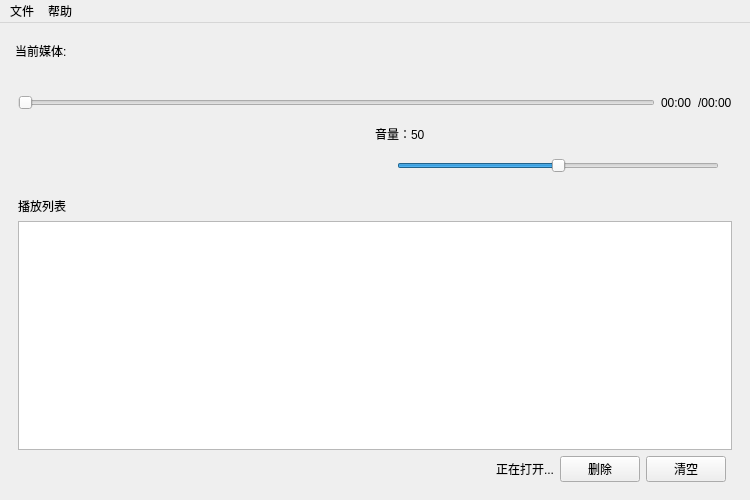
First picture: the form in src/playerwindow.ui, repository Remaker01/TinyPlayer, before the edit.
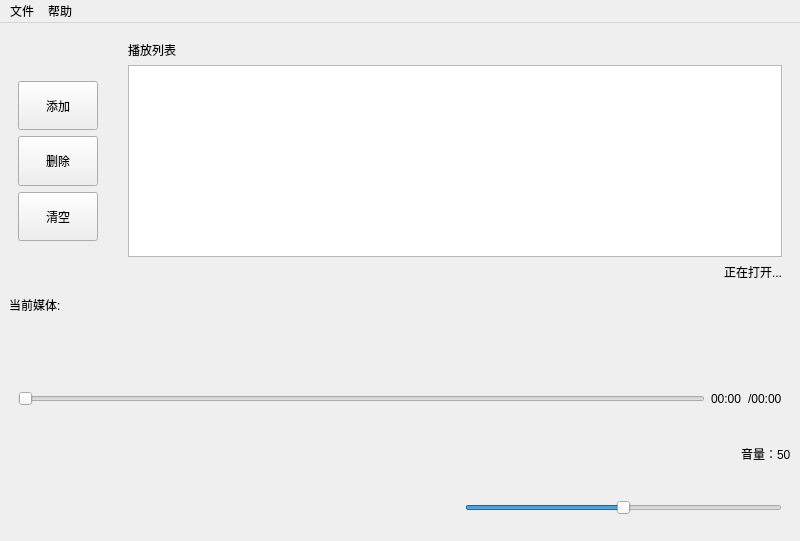
Second picture: the form after the edit. Icons and pictures are not drawn. Custom widgets are drawn as their Qt base class.

What changed in the file:
```diff
--- a/src/playerwindow.ui
+++ b/src/playerwindow.ui
@@ -6,20 +6,20 @@
    <rect>
     <x>0</x>
     <y>0</y>
-    <width>750</width>
-    <height>500</height>
+    <width>800</width>
+    <height>541</height>
    </rect>
   </property>
   <property name="sizePolicy">
-   <sizepolicy hsizetype="Fixed" vsizetype="Fixed">
+   <sizepolicy hsizetype="Fixed" vsizetype="Preferred">
     <horstretch>0</horstretch>
     <verstretch>0</verstretch>
    </sizepolicy>
   </property>
   <property name="minimumSize">
    <size>
-    <width>750</width>
-    <height>500</height>
+    <width>800</width>
+    <height>533</height>
    </size>
   </property>
   <property name="maximumSize">
@@ -39,31 +39,151 @@
     </sizepolicy>
    </property>
    <layout class="QGridLayout" name="gridLayout_2">
-    <item row="2" column="1" colspan="2">
-     <widget class="QLabel" name="mediaLabel">
-      <property name="frameShadow">
-       <enum>QFrame::Plain</enum>
-      </property>
-      <property name="lineWidth">
-       <number>0</number>
-      </property>
-      <property name="text">
-       <string/>
-      </property>
+    <item row="3" column="0">
+     <widget class="QWidget" name="leftWidget" native="true">
+      <layout class="QVBoxLayout" name="verticalLayout">
+       <item>
+        <spacer name="verticalSpacer_2">
+         <property name="sizeType">
+          <enum>QSizePolicy::Fixed</enum>
+         </property>
+         <property name="sizeHint" stdset="0">
+          <size>
+           <width>20</width>
+           <height>40</height>
+          </size>
+         </property>
+        </spacer>
+       </item>
+       <item>
+        <widget class="QPushButton" name="addButton">
+         <property name="sizePolicy">
+          <sizepolicy hsizetype="Fixed" vsizetype="Preferred">
+           <horstretch>0</horstretch>
+           <verstretch>0</verstretch>
+          </sizepolicy>
+         </property>
+         <property name="text">
+          <string>添加</string>
+         </property>
+         <property name="icon">
+          <iconset resource="../resource.qrc">
+           <normaloff>:/Icons/images/open.png</normaloff>:/Icons/images/open.png</iconset>
+         </property>
+        </widget>
+       </item>
+       <item>
+        <widget class="QPushButton" name="delButton">
+         <property name="sizePolicy">
+          <sizepolicy hsizetype="Fixed" vsizetype="Preferred">
+           <horstretch>0</horstretch>
+           <verstretch>0</verstretch>
+          </sizepolicy>
+         </property>
+         <property name="text">
+          <string>删除</string>
+         </property>
+         <property name="icon">
+          <iconset resource="../resource.qrc">
+           <normaloff>:/Icons/images/delete.png</normaloff>:/Icons/images/delete.png</iconset>
+         </property>
+         <property name="shortcut">
+          <string>Ctrl+D</string>
+         </property>
+        </widget>
+       </item>
+       <item>
+        <widget class="QPushButton" name="clearButton">
+         <property name="sizePolicy">
+          <sizepolicy hsizetype="Fixed" vsizetype="Preferred">
+           <horstretch>0</horstretch>
+           <verstretch>0</verstretch>
+          </sizepolicy>
+         </property>
+         <property name="text">
+          <string>清空</string>
+         </property>
+        </widget>
+       </item>
+       <item>
+        <spacer name="verticalSpacer">
+         <property name="sizeType">
+          <enum>QSizePolicy::Fixed</enum>
+         </property>
+         <property name="sizeHint" stdset="0">
+          <size>
+           <width>20</width>
+           <height>40</height>
+          </size>
+         </property>
+        </spacer>
+       </item>
+      </layout>
      </widget>
     </item>
-    <item row="5" column="2">
-     <widget class="QLabel" name="volLabel">
-      <property name="text">
-       <string>音量：50</string>
+    <item row="3" column="2" colspan="3">
+     <widget class="QWidget" name="rightWidget" native="true">
+      <property name="sizePolicy">
+       <sizepolicy hsizetype="Preferred" vsizetype="Preferred">
+        <horstretch>0</horstretch>
+        <verstretch>0</verstretch>
+       </sizepolicy>
       </property>
+      <layout class="QGridLayout" name="gridLayout">
+       <item row="2" column="0" colspan="2">
+        <widget class="PlayListView" name="listView">
+         <property name="sizePolicy">
+          <sizepolicy hsizetype="Preferred" vsizetype="Preferred">
+           <horstretch>0</horstretch>
+           <verstretch>0</verstretch>
+          </sizepolicy>
+         </property>
+        </widget>
+       </item>
+       <item row="1" column="0">
+        <widget class="QLabel" name="listLabel">
+         <property name="text">
+          <string>播放列表</string>
+         </property>
+        </widget>
+       </item>
+       <item row="3" column="1">
+        <widget class="QLabel" name="waitingLabel">
+         <property name="text">
+          <string>正在打开...</string>
+         </property>
+         <property name="alignment">
+          <set>Qt::AlignRight|Qt::AlignTrailing|Qt::AlignVCenter</set>
+         </property>
+        </widget>
+       </item>
+      </layout>
      </widget>
     </item>
-    <item row="6" column="2">
-     <widget class="QWidget" name="middleWidget" native="true">
+    <item row="11" column="3" colspan="2">
+     <widget class="QWidget" name="buttomWidget2" native="true">
       <layout class="QHBoxLayout" name="horizontalLayout">
+       <item>
+        <spacer name="horizontalSpacer_2">
+         <property name="orientation">
+          <enum>Qt::Horizontal</enum>
+         </property>
+         <property name="sizeHint" stdset="0">
+          <size>
+           <width>250</width>
+           <height>20</height>
+          </size>
+         </property>
+        </spacer>
+       </item>
        <item>
         <widget class="PlayerButton" name="volumeButton">
+         <property name="sizePolicy">
+          <sizepolicy hsizetype="Preferred" vsizetype="Fixed">
+           <horstretch>0</horstretch>
+           <verstretch>0</verstretch>
+          </sizepolicy>
+         </property>
          <property name="text">
           <string/>
          </property>
@@ -88,8 +208,50 @@
       </layout>
      </widget>
     </item>
-    <item row="3" column="0" colspan="4">
-     <widget class="QWidget" name="topWidget" native="true">
+    <item row="6" column="4">
+     <widget class="PlayerButton" name="modeButton">
+      <property name="sizePolicy">
+       <sizepolicy hsizetype="Fixed" vsizetype="Fixed">
+        <horstretch>0</horstretch>
+        <verstretch>0</verstretch>
+       </sizepolicy>
+      </property>
+      <property name="toolTip">
+       <string>单曲播放</string>
+      </property>
+      <property name="text">
+       <string/>
+      </property>
+      <property name="pixmap">
+       <pixmap resource="../resource.qrc">:/Icons/images/0.png</pixmap>
+      </property>
+     </widget>
+    </item>
+    <item row="6" column="3">
+     <spacer name="horizontalSpacer_3">
+      <property name="orientation">
+       <enum>Qt::Horizontal</enum>
+      </property>
+      <property name="sizeType">
+       <enum>QSizePolicy::Expanding</enum>
+      </property>
+      <property name="sizeHint" stdset="0">
+       <size>
+        <width>0</width>
+        <height>0</height>
+       </size>
+      </property>
+     </spacer>
+    </item>
+    <item row="9" column="4">
+     <widget class="QLabel" name="volLabel">
+      <property name="text">
+       <string>音量：50</string>
+      </property>
+     </widget>
+    </item>
+    <item row="8" column="0" colspan="5">
+     <widget class="QWidget" name="middleWidget" native="true">
       <layout class="QHBoxLayout" name="horizontalLayout_2">
        <item>
         <widget class="PlayerSlider" name="progressSlider">
@@ -118,111 +280,79 @@
       </layout>
      </widget>
     </item>
-    <item row="0" column="1">
-     <spacer name="verticalSpacer">
-      <property name="orientation">
-       <enum>Qt::Vertical</enum>
+    <item row="7" column="0" colspan="4">
+     <widget class="QLabel" name="mediaLabel">
+      <property name="frameShadow">
+       <enum>QFrame::Plain</enum>
       </property>
-      <property name="sizeType">
-       <enum>QSizePolicy::Fixed</enum>
+      <property name="lineWidth">
+       <number>0</number>
       </property>
-      <property name="sizeHint" stdset="0">
-       <size>
-        <width>20</width>
-        <height>10</height>
-       </size>
+      <property name="text">
+       <string/>
       </property>
-     </spacer>
+     </widget>
     </item>
-    <item row="1" column="1">
+    <item row="11" column="0" colspan="3">
+     <widget class="QWidget" name="buttomWidget" native="true">
+      <property name="sizePolicy">
+       <sizepolicy hsizetype="Fixed" vsizetype="Preferred">
+        <horstretch>0</horstretch>
+        <verstretch>0</verstretch>
+       </sizepolicy>
+      </property>
+      <layout class="QHBoxLayout" name="horizontalLayout_3">
+       <item>
+        <widget class="PlayerButton" name="playButton">
+         <property name="sizePolicy">
+          <sizepolicy hsizetype="Fixed" vsizetype="Preferred">
+           <horstretch>0</horstretch>
+           <verstretch>0</verstretch>
+          </sizepolicy>
+         </property>
+         <property name="toolTip">
+          <string>开始</string>
+         </property>
+         <property name="pixmap">
+          <pixmap resource="../resource.qrc">:/Icons/images/play.png</pixmap>
+         </property>
+        </widget>
+       </item>
+       <item>
+        <widget class="PlayerButton" name="stopButton">
+         <property name="sizePolicy">
+          <sizepolicy hsizetype="Fixed" vsizetype="Preferred">
+           <horstretch>0</horstretch>
+           <verstretch>0</verstretch>
+          </sizepolicy>
+         </property>
+         <property name="toolTip">
+          <string>停止</string>
+         </property>
+         <property name="text">
+          <string/>
+         </property>
+         <property name="pixmap">
+          <pixmap resource="../resource.qrc">:/Icons/images/stop.png</pixmap>
+         </property>
+        </widget>
+       </item>
+      </layout>
+     </widget>
+    </item>
+    <item row="6" column="0">
      <widget class="QLabel" name="mediaLabel0">
+      <property name="sizePolicy">
+       <sizepolicy hsizetype="Preferred" vsizetype="Fixed">
+        <horstretch>0</horstretch>
+        <verstretch>0</verstretch>
+       </sizepolicy>
+      </property>
       <property name="text">
        <string>当前媒体:</string>
       </property>
      </widget>
     </item>
-    <item row="8" column="0" colspan="4">
-     <widget class="QWidget" name="buttomwidget" native="true">
-      <layout class="QGridLayout" name="gridLayout">
-       <item row="2" column="2">
-        <widget class="QPushButton" name="delButton">
-         <property name="text">
-          <string>删除</string>
-         </property>
-         <property name="shortcut">
-          <string>Ctrl+D</string>
-         </property>
-        </widget>
-       </item>
-       <item row="0" column="0">
-        <widget class="QLabel" name="listLabel">
-         <property name="text">
-          <string>播放列表</string>
-         </property>
-        </widget>
-       </item>
-       <item row="2" column="0">
-        <spacer name="horizontalSpacer">
-         <property name="orientation">
-          <enum>Qt::Horizontal</enum>
-         </property>
-         <property name="sizeHint" stdset="0">
-          <size>
-           <width>40</width>
-           <height>20</height>
-          </size>
-         </property>
-        </spacer>
-       </item>
-       <item row="1" column="0" colspan="5">
-        <widget class="PlayListView" name="listView"/>
-       </item>
-       <item row="2" column="3">
-        <widget class="QPushButton" name="clearButton">
-         <property name="text">
-          <string>清空</string>
-         </property>
-        </widget>
-       </item>
-       <item row="2" column="1">
-        <widget class="QLabel" name="waitingLabel">
-         <property name="text">
-          <string>正在打开...</string>
-         </property>
-        </widget>
-       </item>
-      </layout>
-     </widget>
-    </item>
-    <item row="6" column="3">
-     <widget class="PlayerButton" name="modeButton">
-      <property name="toolTip">
-       <string>单曲播放</string>
-      </property>
-      <property name="text">
-       <string/>
-      </property>
-      <property name="pixmap">
-       <pixmap resource="../resource.qrc">:/Icons/images/0.png</pixmap>
-      </property>
-     </widget>
-    </item>
-    <item row="6" column="1">
-     <spacer name="horizontalSpacer_2">
-      <property name="orientation">
-       <enum>Qt::Horizontal</enum>
-      </property>
-      <property name="sizeType">
-       <enum>QSizePolicy::Expanding</enum>
-      </property>
-      <property name="sizeHint" stdset="0">
-       <size>
-        <width>40</width>
-        <height>20</height>
-       </size>
-      </property>
-     </spacer>
-    </item>
    </layout>
   </widget>
   <widget class="QMenuBar" name="menubar">
@@ -230,7 +360,7 @@
     <rect>
      <x>0</x>
      <y>0</y>
-     <width>750</width>
+     <width>800</width>
      <height>26</height>
     </rect>
    </property>
```
Left out of the diff: 5 changed lines with no effect on the pictures.
